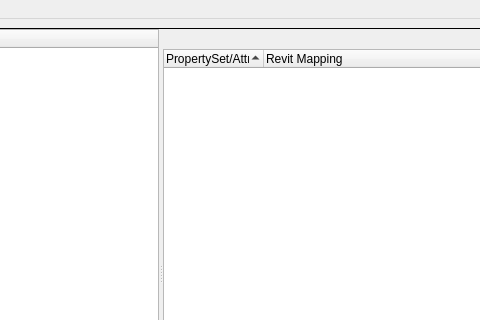
Above: som_gui/module/mapping/qt/Window.ui from c-mellueh/SOM-Toolkit before the change; both pictures show x 436 to 916 and y 0 to 320 of the 1194 by 549 pixel window. Below: the same form after it.
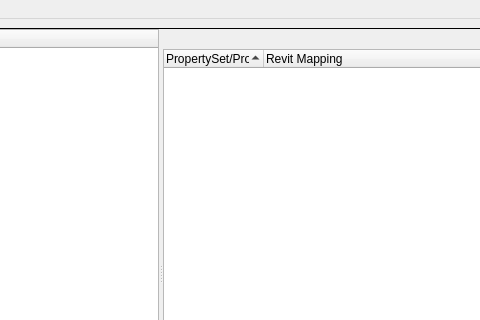
That is the form after the change. Custom widgets are drawn as their Qt base class.

Commit message: rename attribute variables

Diff of the .ui file:
```diff
--- a/som_gui/module/mapping/qt/Window.ui
+++ b/som_gui/module/mapping/qt/Window.ui
@@ -62,7 +62,7 @@
             </property>
             <column>
              <property name="text">
-              <string notr="true">PropertySet/Attribute</string>
+                                                        <string notr="true">PropertySet/Property</string>
              </property>
             </column>
             <column>
```
Left out of the diff: 18 changed lines with no effect on the pictures. Lines whose indentation alone changed are shown as unchanged. The commit also changes 79 other files.
